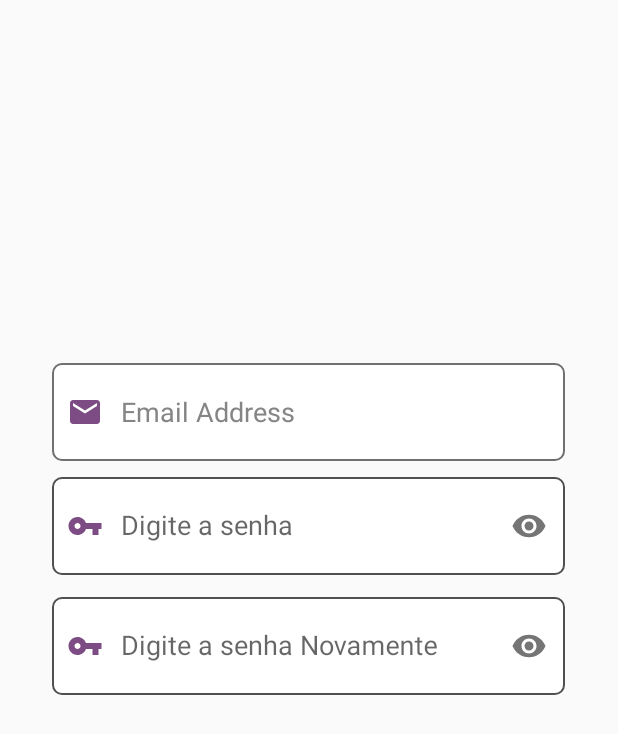
After one commit to vDuduardo/XPCriativaApp, an Android app: the layout activity_create_account.xml on its own in the app's theme, with its tools: preview values and no code run, on a phone screen of 412 x 824 dp. The commit adds this screen. Shown: the top 734 px of the screen. Run offline under Robolectric (Android 15) with nearby library versions, the phone set to English and light mode, and no system bars.

Commit message:
Initial Create Account Screen

```diff
--- a/app/src/main/AndroidManifest.xml
+++ b/app/src/main/AndroidManifest.xml
@@ -28,6 +28,12 @@
             </intent-filter>
 
         </activity>
+
+        <activity
+            android:name=".CreateAccountActivity"
+            android:exported="false">
+
+        </activity>
     </application>
 
 </manifest>
--- /dev/null
+++ b/app/src/main/java/br/xpcriativa/app/CreateAccountActivity.java
@@ -0,0 +1,8 @@
+package br.xpcriativa.app;
+
+import android.app.Activity;
+
+public class CreateAccountActivity extends Activity {
+
+
+}
--- /dev/null
+++ b/app/src/main/res/layout/activity_create_account.xml
@@ -0,0 +1,73 @@
+<?xml version="1.0" encoding="utf-8"?>
+<RelativeLayout xmlns:android="http://schemas.android.com/apk/res/android"
+    android:layout_width="match_parent"
+    android:layout_height="match_parent"
+    xmlns:app="http://schemas.android.com/apk/res-auto"
+    xmlns:tools="http://schemas.android.com/tools"
+    tools:context=".CreateAccountActivity">
+
+    <EditText
+        android:id="@+id/textBoxEmailCreateAccount"
+        android:layout_width="342dp"
+        android:layout_height="65dp"
+        android:layout_centerHorizontal="true"
+        android:layout_marginTop="242dp"
+        android:background="@drawable/custom_textbox_login"
+        android:drawableStart="@drawable/vector_email"
+        android:drawablePadding="12dp"
+        android:ems="10"
+        android:hint="@string/field_email"
+        android:inputType="textEmailAddress"
+        android:paddingStart="10dp"
+        android:textColor="@color/black"
+        android:textColorHint="@color/gray_hint">
+    </EditText>
+
+    <com.google.android.material.textfield.TextInputLayout
+        android:id="@+id/togglePasswordLayout"
+        android:layout_width="342dp"
+        android:layout_height="80dp"
+        android:layout_centerHorizontal="true"
+        android:layout_below="@+id/textBoxEmailCreateAccount"
+        app:passwordToggleEnabled="true">
+
+
+        <EditText
+            android:id="@+id/passwordFieldCreateAccount"
+            android:layout_width="match_parent"
+            android:layout_height="65dp"
+            android:background="@drawable/custom_textbox_login"
+            android:drawableStart="@drawable/vector_key"
+            android:drawablePadding="12dp"
+            android:ems="10"
+            android:hint="@string/password"
+            android:inputType="textPassword"
+            android:paddingStart="10dp"
+            android:textColor="@color/black"
+            android:textColorHint="@color/gray_hint" />
+    </com.google.android.material.textfield.TextInputLayout>
+
+    <com.google.android.material.textfield.TextInputLayout
+        android:id="@+id/TogglePasswordLayout2"
+        android:layout_width="342dp"
+        android:layout_height="80dp"
+        android:layout_centerHorizontal="true"
+        android:layout_below="@+id/togglePasswordLayout"
+        app:passwordToggleEnabled="true">
+
+        <EditText
+            android:id="@+id/passwordFieldCreateAccount2"
+            android:layout_width="match_parent"
+            android:layout_height="65dp"
+            android:background="@drawable/custom_textbox_login"
+            android:drawableStart="@drawable/vector_key"
+            android:drawablePadding="12dp"
+            android:ems="10"
+            android:hint="@string/repeat_password"
+            android:inputType="textPassword"
+            android:paddingStart="10dp"
+            android:textColor="@color/black"
+            android:textColorHint="@color/gray_hint" />
+    </com.google.android.material.textfield.TextInputLayout>
+
+</RelativeLayout>
--- a/app/src/main/res/values/colors.xml
+++ b/app/src/main/res/values/colors.xml
@@ -7,4 +7,5 @@
     <color name="teal_700">#FF018786</color>
     <color name="black">#FF000000</color>
     <color name="white">#FFFFFFFF</color>
+    <color name="gray_hint">#858585</color>
 </resources>
--- a/app/src/main/res/values/strings.xml
+++ b/app/src/main/res/values/strings.xml
@@ -5,4 +5,6 @@
     <string name="field_login">Login</string>
     <string name="string_create_account">Crie sua conta agora!</string>
     <string name="string_pwd_recovery">Esqueci minha senha</string>
+    <string name="repeat_password">Digite a senha Novamente</string>
+    <string name="password">Digite a senha</string>
 </resources>
```
